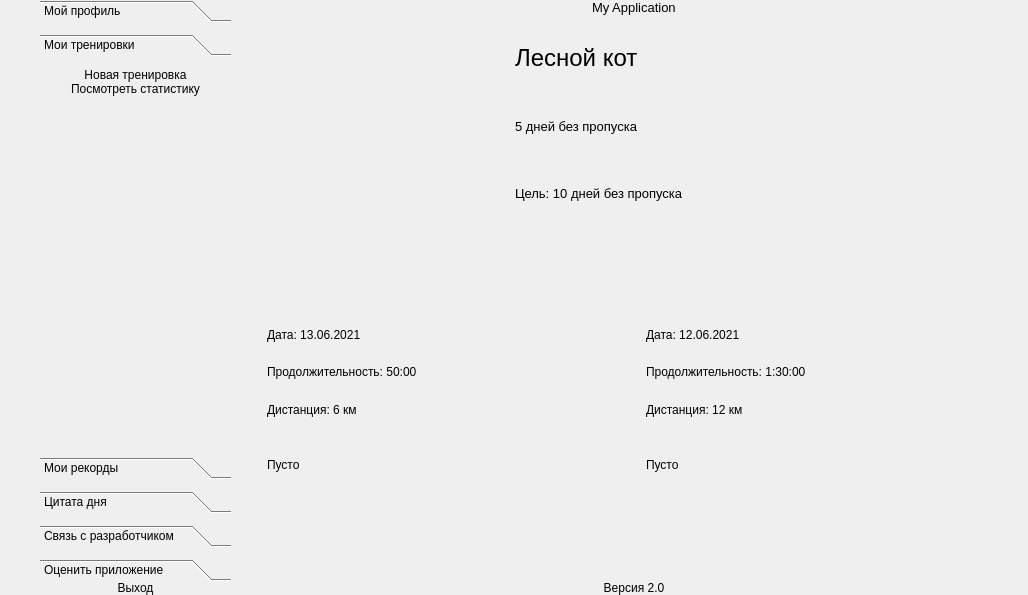
Daniil-Solo/Training-tracker, file Program/new_design/new_interface.ui: the form before one commit.
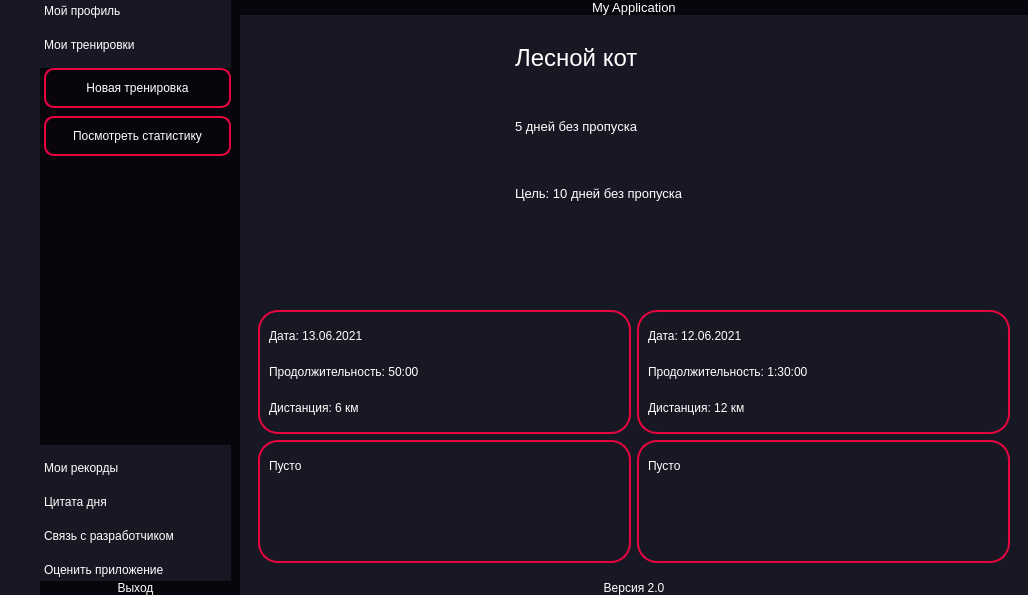
The form after the commit. The open tabs and pages were chosen to show the change. Icons and pictures are not drawn.

Commit message: add interface (dark-red) with color and animation

What changed in the file:
```diff
--- a/Program/new_design/new_interface.ui
+++ b/Program/new_design/new_interface.ui
@@ -21,7 +21,8 @@
   <widget class="QWidget" name="centralwidget">
    <property name="styleSheet">
     <string notr="true">*{
-border:none;
+background-color: rgb(24, 24, 36);
+color: rgb(255, 255, 255)
 }</string>
    </property>
    <layout class="QHBoxLayout" name="horizontalLayout">
@@ -51,6 +52,18 @@
       <property name="whatsThis">
        <string/>
       </property>
+      <property name="styleSheet">
+       <string notr="true">QPushButton{
+}
+QPushButton::hover{
+	border: 0.5px solid rgb(230, 5, 64);
+	border-radius: 40px;
+}
+QPushButton::pressed{
+	border: 3px solid rgb(230, 5, 64);
+	border-radius: 40px;
+}</string>
+      </property>
       <property name="frameShape">
        <enum>QFrame::StyledPanel</enum>
       </property>
@@ -382,6 +395,9 @@
         <height>16777215</height>
        </size>
       </property>
+      <property name="styleSheet">
+       <string notr="true">background-color: rgb(9, 5, 13);</string>
+      </property>
       <property name="frameShape">
        <enum>QFrame::StyledPanel</enum>
       </property>
@@ -481,6 +497,29 @@
                  <height>0</height>
                 </size>
                </property>
+               <property name="styleSheet">
+                <string notr="true">QToolBox{	
+	background-color: rgb(24, 24, 36);
+	text-align: left;
+}
+QToolBox::tab{
+	border-radius: 5px;
+	backgroud-color: rgb(17, 16, 26);
+	text-align: left;
+}
+QPushButton{
+	border: 1.5px solid rgb(230, 5, 64);
+	border-radius: 10px;
+}
+QPushButton::hover{
+	border: 3px solid rgb(230, 5, 64);
+	border-radius: 10px;
+}
+QPushButton::pressed{
+	border: 5px solid rgb(230, 5, 64);
+	border-radius: 10px;
+}</string>
+               </property>
                <property name="frameShadow">
                 <enum>QFrame::Plain</enum>
                </property>
@@ -690,13 +729,13 @@
                 </attribute>
                 <layout class="QVBoxLayout" name="verticalLayout_10">
                  <property name="spacing">
-                  <number>0</number>
+                  <number>8</number>
                  </property>
                  <property name="sizeConstraint">
                   <enum>QLayout::SetDefaultConstraint</enum>
                  </property>
                  <property name="leftMargin">
-                  <number>0</number>
+                  <number>4</number>
                  </property>
                  <property name="topMargin">
                   <number>0</number>
@@ -707,6 +746,56 @@
                  <property name="bottomMargin">
                   <number>0</number>
                  </property>
+                 <item>
+                  <widget class="QPushButton" name="pushButton_15">
+                   <property name="minimumSize">
+                    <size>
+                     <width>0</width>
+                     <height>40</height>
+                    </size>
+                   </property>
+                   <property name="maximumSize">
+                    <size>
+                     <width>16777215</width>
+                     <height>40</height>
+                    </size>
+                   </property>
+                   <property name="mouseTracking">
+                    <bool>false</bool>
+                   </property>
+                   <property name="contextMenuPolicy">
+                    <enum>Qt::DefaultContextMenu</enum>
+                   </property>
+                   <property name="layoutDirection">
+                    <enum>Qt::LeftToRight</enum>
+                   </property>
+                   <property name="autoFillBackground">
+                    <bool>false</bool>
+                   </property>
+                   <property name="text">
+                    <string>Новая тренировка</string>
+                   </property>
+                  </widget>
+                 </item>
+                 <item>
+                  <widget class="QPushButton" name="pushButton_16">
+                   <property name="minimumSize">
+                    <size>
+                     <width>0</width>
+                     <height>40</height>
+                    </size>
+                   </property>
+                   <property name="maximumSize">
+                    <size>
+                     <width>16777215</width>
+                     <height>40</height>
+                    </size>
+                   </property>
+                   <property name="text">
+                    <string>Посмотреть статистику</string>
+                   </property>
+                  </widget>
+                 </item>
                  <item alignment="Qt::AlignTop">
                   <widget class="QFrame" name="frame_14">
                    <property name="frameShape">
@@ -731,32 +820,6 @@
                     <property name="bottomMargin">
                      <number>0</number>
                     </property>
-                    <item>
-                     <widget class="QPushButton" name="pushButton_15">
-                      <property name="mouseTracking">
-                       <bool>false</bool>
-                      </property>
-                      <property name="contextMenuPolicy">
-                       <enum>Qt::DefaultContextMenu</enum>
-                      </property>
-                      <property name="layoutDirection">
-                       <enum>Qt::LeftToRight</enum>
-                      </property>
-                      <property name="autoFillBackground">
-                       <bool>false</bool>
-                      </property>
-                      <property name="text">
-                       <string>Новая тренировка</string>
-                      </property>
-                     </widget>
-                    </item>
-                    <item>
-                     <widget class="QPushButton" name="pushButton_16">
-                      <property name="text">
-                       <string>Посмотреть статистику</string>
-                      </property>
-                     </widget>
-                    </item>
                    </layout>
                   </widget>
                  </item>
@@ -1223,6 +1286,16 @@
     </item>
     <item>
      <widget class="QFrame" name="main_body">
+      <property name="styleSheet">
+       <string notr="true">QPushButton{
+}
+QPushButton::hover{
+	border: 0.5px solid rgb(230, 5, 64);
+}
+QPushButton::pressed{
+	border: 3px solid rgb(230, 5, 64);
+}</string>
+      </property>
       <property name="frameShape">
        <enum>QFrame::StyledPanel</enum>
       </property>
@@ -1247,6 +1320,9 @@
        </property>
        <item alignment="Qt::AlignTop">
         <widget class="QFrame" name="header_frame">
+         <property name="styleSheet">
+          <string notr="true">background-color: rgb(9, 5, 13);</string>
+         </property>
          <property name="frameShape">
           <enum>QFrame::StyledPanel</enum>
          </property>
@@ -1338,6 +1414,9 @@
                  <pointsize>10</pointsize>
                 </font>
                </property>
+               <property name="styleSheet">
+                <string notr="true">color: rgb(255, 255, 255);</string>
+               </property>
                <property name="text">
                 <string>My Application</string>
                </property>
@@ -1417,6 +1496,9 @@
            <verstretch>0</verstretch>
           </sizepolicy>
          </property>
+         <property name="styleSheet">
+          <string notr="true"/>
+         </property>
          <property name="frameShape">
           <enum>QFrame::StyledPanel</enum>
          </property>
@@ -1756,6 +1838,16 @@
             <layout class="QGridLayout" name="gridLayout">
              <item row="0" column="0">
               <widget class="QFrame" name="frame_22">
+               <property name="styleSheet">
+                <string notr="true">QFrame{
+border: 2px solid rgb(230, 5, 64);
+border-radius: 20px;
+}
+QFrame::hover{
+border: 4px solid rgb(230, 5, 64);
+border-radius: 20px;
+}</string>
+               </property>
                <property name="frameShape">
                 <enum>QFrame::StyledPanel</enum>
                </property>
@@ -1765,6 +1857,9 @@
                <layout class="QVBoxLayout" name="verticalLayout_20">
                 <item>
                  <widget class="QLabel" name="label_9">
+                  <property name="styleSheet">
+                   <string notr="true">border:none;</string>
+                  </property>
                   <property name="text">
                    <string>Дата: 13.06.2021</string>
                   </property>
@@ -1772,6 +1867,9 @@
                 </item>
                 <item>
                  <widget class="QLabel" name="label_10">
+                  <property name="styleSheet">
+                   <string notr="true">border:none;</string>
+                  </property>
                   <property name="text">
                    <string>Продолжительность: 50:00</string>
                   </property>
@@ -1779,6 +1877,9 @@
                 </item>
                 <item>
                  <widget class="QLabel" name="label_11">
+                  <property name="styleSheet">
+                   <string notr="true">border:none;</string>
+                  </property>
                   <property name="text">
                    <string>Дистанция: 6 км</string>
                   </property>
@@ -1795,6 +1896,16 @@
                <property name="whatsThis">
                 <string/>
                </property>
+               <property name="styleSheet">
+                <string notr="true">QFrame{
+border: 2px solid rgb(230, 5, 64);
+border-radius: 20px;
+}
+QFrame::hover{
+border: 4px solid rgb(230, 5, 64);
+border-radius: 20px;
+}</string>
+               </property>
                <property name="frameShape">
                 <enum>QFrame::StyledPanel</enum>
                </property>
@@ -1804,6 +1915,9 @@
                <layout class="QVBoxLayout" name="verticalLayout_21">
                 <item>
                  <widget class="QLabel" name="label_12">
+                  <property name="styleSheet">
+                   <string notr="true">border: none;</string>
+                  </property>
                   <property name="text">
                    <string>Дата: 12.06.2021</string>
                   </property>
@@ -1811,6 +1925,9 @@
                 </item>
                 <item>
                  <widget class="QLabel" name="label_13">
+                  <property name="styleSheet">
+                   <string notr="true">border: none;</string>
+                  </property>
                   <property name="text">
                    <string>Продолжительность: 1:30:00</string>
                   </property>
@@ -1818,6 +1935,9 @@
                 </item>
                 <item>
                  <widget class="QLabel" name="label_14">
+                  <property name="styleSheet">
+                   <string notr="true">border: none;</string>
+                  </property>
                   <property name="text">
                    <string>Дистанция: 12 км</string>
                   </property>
@@ -1828,6 +1948,16 @@
              </item>
              <item row="1" column="0">
               <widget class="QFrame" name="frame_24">
+               <property name="styleSheet">
+                <string notr="true">QFrame{
+border: 2px solid rgb(230, 5, 64);
+border-radius: 20px;
+}
+QFrame::hover{
+border: 4px solid rgb(230, 5, 64);
+border-radius: 20px;
+}</string>
+               </property>
                <property name="frameShape">
                 <enum>QFrame::StyledPanel</enum>
                </property>
@@ -1837,6 +1967,9 @@
                <layout class="QVBoxLayout" name="verticalLayout_22">
                 <item>
                  <widget class="QLabel" name="label_15">
+                  <property name="styleSheet">
+                   <string notr="true">border: none;</string>
+                  </property>
                   <property name="text">
                    <string>Пусто</string>
                   </property>
@@ -1844,6 +1977,9 @@
                 </item>
                 <item>
                  <widget class="QLabel" name="label_16">
+                  <property name="styleSheet">
+                   <string notr="true">border: none;</string>
+                  </property>
                   <property name="text">
                    <string/>
                   </property>
@@ -1851,6 +1987,9 @@
                 </item>
                 <item>
                  <widget class="QLabel" name="label_17">
+                  <property name="styleSheet">
+                   <string notr="true">border: none;</string>
+                  </property>
                   <property name="text">
                    <string/>
                   </property>
@@ -1861,6 +2000,16 @@
              </item>
              <item row="1" column="1">
               <widget class="QFrame" name="frame_25">
+               <property name="styleSheet">
+                <string notr="true">QFrame{
+border: 2px solid rgb(230, 5, 64);
+border-radius: 20px;
+}
+QFrame::hover{
+border: 4px solid rgb(230, 5, 64);
+border-radius: 20px;
+}</string>
+               </property>
                <property name="frameShape">
                 <enum>QFrame::StyledPanel</enum>
                </property>
@@ -1870,6 +2019,9 @@
                <layout class="QVBoxLayout" name="verticalLayout_23">
                 <item>
                  <widget class="QLabel" name="label_18">
+                  <property name="styleSheet">
+                   <string notr="true">border: none;</string>
+                  </property>
                   <property name="text">
                    <string>Пусто</string>
                   </property>
@@ -1877,6 +2029,9 @@
                 </item>
                 <item>
                  <widget class="QLabel" name="label_19">
+                  <property name="styleSheet">
+                   <string notr="true">border: none;</string>
+                  </property>
                   <property name="text">
                    <string/>
                   </property>
@@ -1884,6 +2039,9 @@
                 </item>
                 <item>
                  <widget class="QLabel" name="label_20">
+                  <property name="styleSheet">
+                   <string notr="true">border: none;</string>
+                  </property>
                   <property name="text">
                    <string/>
                   </property>
```
Left out of the diff: 81 changed lines with no effect on the pictures.
